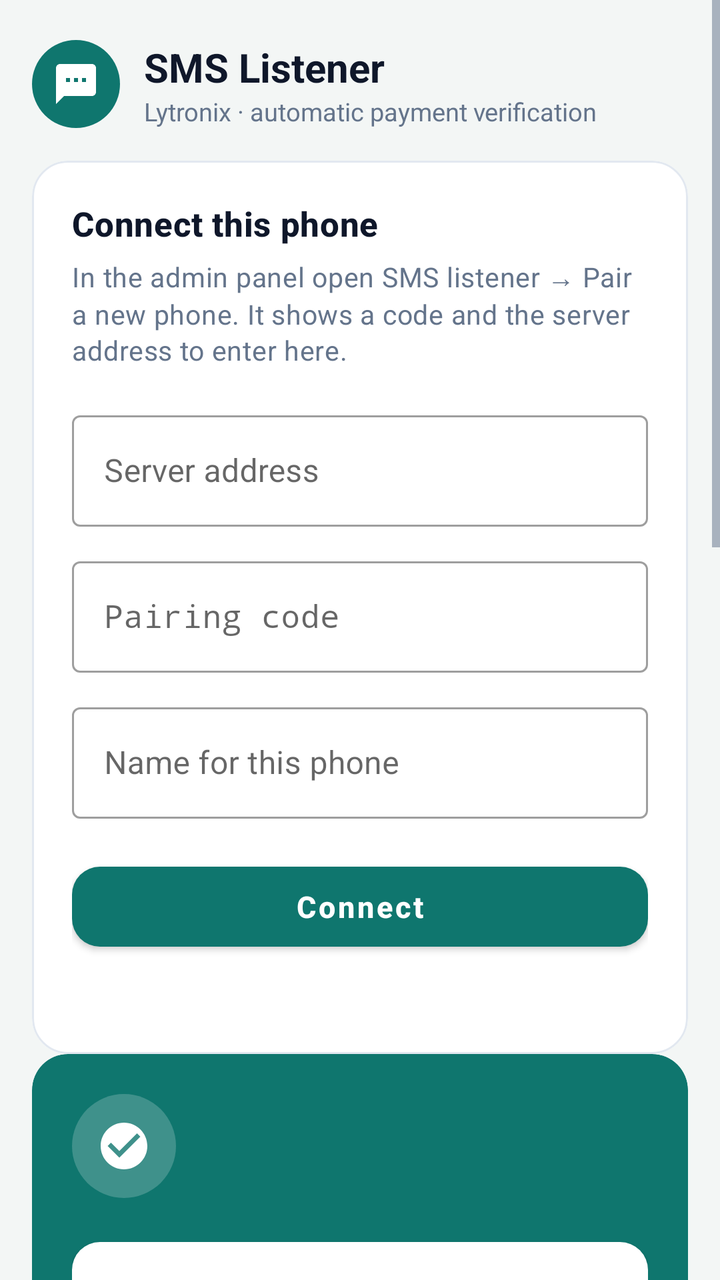
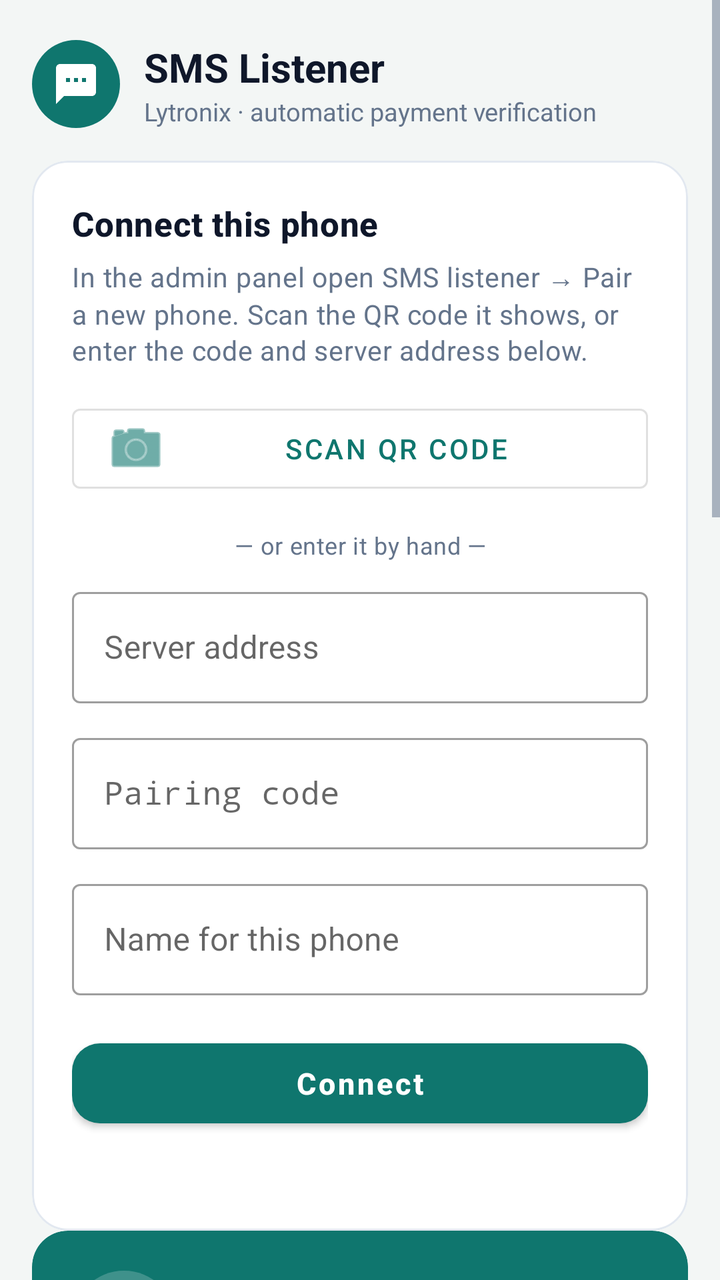

Before-and-after screenshots of an Android layout around one commit, followed by the original layout XML and the change that was made.
<!-- AndroidManifest.xml: application theme Theme.LytronixSms -->
<!-- res/layout/activity_main.xml -->
<?xml version="1.0" encoding="utf-8"?>
<ScrollView xmlns:android="http://schemas.android.com/apk/res/android"
    xmlns:app="http://schemas.android.com/apk/res-auto"
    android:id="@+id/root"
    android:layout_width="match_parent"
    android:layout_height="match_parent"
    android:background="@color/surface"
    android:clipToPadding="false"
    android:fillViewport="true">

    <LinearLayout
        android:layout_width="match_parent"
        android:layout_height="wrap_content"
        android:orientation="vertical"
        android:padding="16dp">

        
        <LinearLayout
            android:layout_width="match_parent"
            android:layout_height="wrap_content"
            android:layout_marginTop="4dp"
            android:layout_marginBottom="16dp"
            android:gravity="center_vertical"
            android:orientation="horizontal">

            <FrameLayout
                android:layout_width="44dp"
                android:layout_height="44dp"
                android:background="@drawable/bg_circle_brand">

                <ImageView
                    android:layout_width="24dp"
                    android:layout_height="24dp"
                    android:layout_gravity="center"
                    android:contentDescription="@null"
                    android:src="@drawable/ic_sms" />
            </FrameLayout>

            <LinearLayout
                android:layout_width="wrap_content"
                android:layout_height="wrap_content"
                android:layout_marginStart="12dp"
                android:orientation="vertical">

                <TextView
                    android:layout_width="wrap_content"
                    android:layout_height="wrap_content"
                    android:text="SMS Listener"
                    android:textColor="@color/ink"
                    android:textSize="20sp"
                    android:textStyle="bold" />

                <TextView
                    android:layout_width="wrap_content"
                    android:layout_height="wrap_content"
                    android:text="Lytronix · automatic payment verification"
                    android:textColor="@color/muted"
                    android:textSize="12.5sp" />
            </LinearLayout>
        </LinearLayout>

        
        <LinearLayout
            android:id="@+id/setupGroup"
            android:layout_width="match_parent"
            android:layout_height="wrap_content"
            android:orientation="vertical">

            <com.google.android.material.card.MaterialCardView
                style="@style/Card"
                android:layout_width="match_parent"
                android:layout_height="wrap_content">

                <LinearLayout
                    android:layout_width="match_parent"
                    android:layout_height="wrap_content"
                    android:orientation="vertical"
                    android:padding="20dp">

                    <TextView
                        style="@style/Title"
                        android:layout_width="wrap_content"
                        android:layout_height="wrap_content"
                        android:text="Connect this phone" />

                    <TextView
                        style="@style/Body"
                        android:layout_width="match_parent"
                        android:layout_height="wrap_content"
                        android:layout_marginTop="6dp"
                        android:text="In the admin panel open SMS listener → Pair a new phone. It shows a code and the server address to enter here." />

                    <com.google.android.material.textfield.TextInputLayout
                        style="@style/Widget.MaterialComponents.TextInputLayout.OutlinedBox"
                        android:layout_width="match_parent"
                        android:layout_height="wrap_content"
                        android:layout_marginTop="18dp"
                        android:hint="Server address">

                        <com.google.android.material.textfield.TextInputEditText
                            android:id="@+id/serverUrl"
                            android:layout_width="match_parent"
                            android:layout_height="wrap_content"
                            android:inputType="textUri" />
                    </com.google.android.material.textfield.TextInputLayout>

                    <com.google.android.material.textfield.TextInputLayout
                        style="@style/Widget.MaterialComponents.TextInputLayout.OutlinedBox"
                        android:layout_width="match_parent"
                        android:layout_height="wrap_content"
                        android:layout_marginTop="12dp"
                        android:hint="Pairing code">

                        <com.google.android.material.textfield.TextInputEditText
                            android:id="@+id/pairCode"
                            android:layout_width="match_parent"
                            android:layout_height="wrap_content"
                            android:fontFamily="monospace"
                            android:inputType="textCapCharacters|textNoSuggestions"
                                                        android:maxLength="12" />
                    </com.google.android.material.textfield.TextInputLayout>

                    <com.google.android.material.textfield.TextInputLayout
                        style="@style/Widget.MaterialComponents.TextInputLayout.OutlinedBox"
                        android:layout_width="match_parent"
                        android:layout_height="wrap_content"
                        android:layout_marginTop="12dp"
                        android:hint="Name for this phone">

                        <com.google.android.material.textfield.TextInputEditText
                            android:id="@+id/deviceName"
                            android:layout_width="match_parent"
                            android:layout_height="wrap_content"
                            android:inputType="text" />
                    </com.google.android.material.textfield.TextInputLayout>

                    <com.google.android.material.button.MaterialButton
                        android:id="@+id/pairButton"
                        style="@style/PrimaryButton"
                        android:layout_width="match_parent"
                        android:layout_height="wrap_content"
                        android:layout_marginTop="18dp"
                        android:text="Connect" />

                    <TextView
                        android:id="@+id/pairMessage"
                        android:layout_width="match_parent"
                        android:layout_height="wrap_content"
                        android:layout_marginTop="10dp"
                        android:textColor="@color/danger"
                        android:textSize="13sp" />
                </LinearLayout>
            </com.google.android.material.card.MaterialCardView>
        </LinearLayout>

        
        <LinearLayout
            android:id="@+id/pairedGroup"
            android:layout_width="match_parent"
            android:layout_height="wrap_content"
            android:orientation="vertical">

            
            <com.google.android.material.card.MaterialCardView
                android:id="@+id/heroCard"
                style="@style/Card"
                android:layout_width="match_parent"
                android:layout_height="wrap_content"
                app:cardBackgroundColor="@color/brand"
                app:strokeWidth="0dp">

                <LinearLayout
                    android:layout_width="match_parent"
                    android:layout_height="wrap_content"
                    android:orientation="vertical"
                    android:padding="20dp">

                    <LinearLayout
                        android:layout_width="match_parent"
                        android:layout_height="wrap_content"
                        android:gravity="center_vertical"
                        android:orientation="horizontal">

                        <FrameLayout
                            android:layout_width="52dp"
                            android:layout_height="52dp"
                            android:background="@drawable/bg_circle_white">

                            <ImageView
                                android:id="@+id/heroIcon"
                                android:layout_width="28dp"
                                android:layout_height="28dp"
                                android:layout_gravity="center"
                                android:contentDescription="@null"
                                android:src="@drawable/ic_check" />
                        </FrameLayout>

                        <LinearLayout
                            android:layout_width="0dp"
                            android:layout_height="wrap_content"
                            android:layout_marginStart="14dp"
                            android:layout_weight="1"
                            android:orientation="vertical">

                            <TextView
                                android:id="@+id/heroTitle"
                                android:layout_width="wrap_content"
                                android:layout_height="wrap_content"
                                android:textColor="@color/white"
                                android:textSize="19sp"
                                android:textStyle="bold" />

                            <TextView
                                android:id="@+id/heroSubtitle"
                                android:layout_width="wrap_content"
                                android:layout_height="wrap_content"
                                android:layout_marginTop="2dp"
                                android:textColor="#D9FFFFFF"
                                android:textSize="13.5sp" />
                        </LinearLayout>
                    </LinearLayout>

                    <com.google.android.material.button.MaterialButton
                        android:id="@+id/heroAction"
                        style="@style/PrimaryButton"
                        android:layout_width="match_parent"
                        android:layout_height="wrap_content"
                        android:layout_marginTop="16dp"
                        android:textColor="@color/ink"
                        app:backgroundTint="@color/white" />
                </LinearLayout>
            </com.google.android.material.card.MaterialCardView>

            
            <LinearLayout
                android:layout_width="match_parent"
                android:layout_height="wrap_content"
                android:layout_marginTop="12dp"
                android:baselineAligned="false"
                android:orientation="horizontal">

                <com.google.android.material.card.MaterialCardView
                    style="@style/Card"
                    android:layout_width="0dp"
                    android:layout_height="match_parent"
                    android:layout_weight="1">

                    <LinearLayout
                        android:layout_width="match_parent"
                        android:layout_height="wrap_content"
                        android:orientation="vertical"
                        android:padding="14dp">

                        <TextView
                            android:id="@+id/statWaiting"
                            android:layout_width="wrap_content"
                            android:layout_height="wrap_content"
                            android:textColor="@color/ink"
                            android:textSize="22sp"
                            android:textStyle="bold" />

                        <TextView
                            android:layout_width="wrap_content"
                            android:layout_height="wrap_content"
                            android:text="Waiting"
                            android:textColor="@color/muted"
                            android:textSize="12sp" />
                    </LinearLayout>
                </com.google.android.material.card.MaterialCardView>

                <com.google.android.material.card.MaterialCardView
                    style="@style/Card"
                    android:layout_width="0dp"
                    android:layout_height="match_parent"
                    android:layout_marginStart="10dp"
                    android:layout_weight="1">

                    <LinearLayout
                        android:layout_width="match_parent"
                        android:layout_height="wrap_content"
                        android:orientation="vertical"
                        android:padding="14dp">

                        <TextView
                            android:id="@+id/statSent"
                            android:layout_width="wrap_content"
                            android:layout_height="wrap_content"
                            android:textColor="@color/ink"
                            android:textSize="22sp"
                            android:textStyle="bold" />

                        <TextView
                            android:layout_width="wrap_content"
                            android:layout_height="wrap_content"
                            android:text="Forwarded"
                            android:textColor="@color/muted"
                            android:textSize="12sp" />
                    </LinearLayout>
                </com.google.android.material.card.MaterialCardView>

                <com.google.android.material.card.MaterialCardView
                    style="@style/Card"
                    android:layout_width="0dp"
                    android:layout_height="match_parent"
                    android:layout_marginStart="10dp"
                    android:layout_weight="1.3">

                    <LinearLayout
                        android:layout_width="match_parent"
                        android:layout_height="wrap_content"
                        android:orientation="vertical"
                        android:padding="14dp">

                        <TextView
                            android:id="@+id/statSync"
                            android:layout_width="wrap_content"
                            android:layout_height="wrap_content"
                            android:textColor="@color/ink"
                            android:textSize="15sp"
                            android:textStyle="bold" />

                        <TextView
                            android:layout_width="wrap_content"
                            android:layout_height="wrap_content"
                            android:layout_marginTop="6dp"
                            android:text="Last sync"
                            android:textColor="@color/muted"
                            android:textSize="12sp" />
                    </LinearLayout>
                </com.google.android.material.card.MaterialCardView>
            </LinearLayout>

            
            <TextView
                style="@style/Title"
                android:layout_width="wrap_content"
                android:layout_height="wrap_content"
                android:layout_marginTop="22dp"
                android:layout_marginBottom="8dp"
                android:text="Health" />

            <com.google.android.material.card.MaterialCardView
                style="@style/Card"
                android:layout_width="match_parent"
                android:layout_height="wrap_content">

                <LinearLayout
                    android:id="@+id/healthContainer"
                    android:layout_width="match_parent"
                    android:layout_height="wrap_content"
                    android:orientation="vertical"
                    android:paddingHorizontal="16dp"
                    android:paddingVertical="6dp" />
            </com.google.android.material.card.MaterialCardView>

            
            <com.google.android.material.card.MaterialCardView
                android:id="@+id/ignoredCard"
                style="@style/Card"
                android:layout_width="match_parent"
                android:layout_height="wrap_content"
                android:layout_marginTop="12dp"
                app:cardBackgroundColor="@color/warn_soft"
                app:strokeWidth="0dp">

                <LinearLayout
                    android:layout_width="match_parent"
                    android:layout_height="wrap_content"
                    android:orientation="vertical"
                    android:padding="16dp">

                    <TextView
                        android:id="@+id/ignoredText"
                        android:layout_width="match_parent"
                        android:layout_height="wrap_content"
                        android:textColor="@color/warn"
                        android:textSize="13.5sp" />

                    <com.google.android.material.button.MaterialButton
                        android:id="@+id/ignoredAdd"
                        style="@style/SoftButton"
                        android:layout_width="wrap_content"
                        android:layout_height="wrap_content"
                        android:layout_marginTop="10dp" />
                </LinearLayout>
            </com.google.android.material.card.MaterialCardView>

            
            <TextView
                style="@style/Title"
                android:layout_width="wrap_content"
                android:layout_height="wrap_content"
                android:layout_marginTop="22dp"
                android:layout_marginBottom="8dp"
                android:text="Forward SMS from" />

            <com.google.android.material.card.MaterialCardView
                style="@style/Card"
                android:layout_width="match_parent"
                android:layout_height="wrap_content">

                <LinearLayout
                    android:layout_width="match_parent"
                    android:layout_height="wrap_content"
                    android:orientation="vertical"
                    android:padding="16dp">

                    <com.google.android.material.chip.ChipGroup
                        android:id="@+id/sendersChips"
                        android:layout_width="match_parent"
                        android:layout_height="wrap_content" />

                    <LinearLayout
                        android:layout_width="match_parent"
                        android:layout_height="wrap_content"
                        android:layout_marginTop="10dp"
                        android:gravity="center_vertical"
                        android:orientation="horizontal">

                        <com.google.android.material.textfield.TextInputLayout
                            style="@style/Widget.MaterialComponents.TextInputLayout.OutlinedBox.Dense"
                            android:layout_width="0dp"
                            android:layout_height="wrap_content"
                            android:layout_weight="1"
                            android:hint="Add a sender name">

                            <com.google.android.material.textfield.TextInputEditText
                                android:id="@+id/newSender"
                                android:layout_width="match_parent"
                                android:layout_height="wrap_content"
                                android:imeOptions="actionDone"
                                android:inputType="text"
                                android:singleLine="true" />
                        </com.google.android.material.textfield.TextInputLayout>

                        <com.google.android.material.button.MaterialButton
                            android:id="@+id/addSender"
                            style="@style/SoftButton"
                            android:layout_width="wrap_content"
                            android:layout_height="wrap_content"
                            android:layout_marginStart="8dp"
                            android:text="Add" />
                    </LinearLayout>

                    <TextView
                        style="@style/Body"
                        android:layout_width="match_parent"
                        android:layout_height="wrap_content"
                        android:layout_marginTop="10dp"
                        android:text="Only messages whose sender name matches exactly are forwarded. Everything else stays private on this phone." />
                </LinearLayout>
            </com.google.android.material.card.MaterialCardView>

            
            <TextView
                style="@style/Title"
                android:layout_width="wrap_content"
                android:layout_height="wrap_content"
                android:layout_marginTop="22dp"
                android:layout_marginBottom="8dp"
                android:text="Test mode" />

            <com.google.android.material.card.MaterialCardView
                style="@style/Card"
                android:layout_width="match_parent"
                android:layout_height="wrap_content">

                <LinearLayout
                    android:layout_width="match_parent"
                    android:layout_height="wrap_content"
                    android:orientation="vertical"
                    android:padding="16dp">

                    <TextView
                        android:id="@+id/testText"
                        style="@style/Body"
                        android:layout_width="match_parent"
                        android:layout_height="wrap_content" />

                    <com.google.android.material.button.MaterialButton
                        android:id="@+id/testButton"
                        style="@style/SoftButton"
                        android:layout_width="wrap_content"
                        android:layout_height="wrap_content"
                        android:layout_marginTop="10dp" />
                </LinearLayout>
            </com.google.android.material.card.MaterialCardView>

            
            <TextView
                style="@style/Title"
                android:layout_width="wrap_content"
                android:layout_height="wrap_content"
                android:layout_marginTop="22dp"
                android:layout_marginBottom="8dp"
                android:text="Recent messages" />

            <com.google.android.material.card.MaterialCardView
                style="@style/Card"
                android:layout_width="match_parent"
                android:layout_height="wrap_content">

                <LinearLayout
                    android:id="@+id/recentContainer"
                    android:layout_width="match_parent"
                    android:layout_height="wrap_content"
                    android:orientation="vertical"
                    android:paddingHorizontal="16dp"
                    android:paddingVertical="6dp" />
            </com.google.android.material.card.MaterialCardView>

            <com.google.android.material.button.MaterialButton
                android:id="@+id/unpair"
                style="@style/DangerText"
                android:layout_width="match_parent"
                android:layout_height="wrap_content"
                android:layout_marginTop="16dp"
                android:text="Unpair this phone" />

            <TextView
                android:id="@+id/versionText"
                android:layout_width="match_parent"
                android:layout_height="wrap_content"
                android:layout_marginTop="4dp"
                android:layout_marginBottom="8dp"
                android:gravity="center"
                android:textColor="@color/muted"
                android:textSize="11.5sp" />
        </LinearLayout>
    </LinearLayout>
</ScrollView>
<!-- resources referenced by this layout -->
<resources>
  <color name="brand">#0F766E</color>
  <color name="danger">#DC2626</color>
  <color name="ink">#0F172A</color>
  <color name="muted">#64748B</color>
  <color name="surface">#F3F6F5</color>
  <color name="warn">#B45309</color>
  <color name="warn_soft">#FEF3C7</color>
  <color name="white">#FFFFFF</color>
  <!-- drawable bg_circle_brand (drawable) -->
  <?xml version="1.0" encoding="utf-8"?>
  <shape xmlns:android="http://schemas.android.com/apk/res/android" android:shape="oval">
      <solid android:color="@color/brand" />
  </shape>
  <!-- drawable bg_circle_white (drawable) -->
  <?xml version="1.0" encoding="utf-8"?>
  <shape xmlns:android="http://schemas.android.com/apk/res/android" android:shape="oval">
      <solid android:color="#33FFFFFF" />
  </shape>
  <!-- drawable ic_check (drawable) -->
  <?xml version="1.0" encoding="utf-8"?>
  <vector xmlns:android="http://schemas.android.com/apk/res/android"
      android:width="24dp"
      android:height="24dp"
      android:viewportWidth="24"
      android:viewportHeight="24">
      <path
          android:fillColor="#FFFFFFFF"
          android:pathData="M12,2C6.48,2 2,6.48 2,12s4.48,10 10,10 10,-4.48 10,-10S17.52,2 12,2zM10,17l-5,-5 1.41,-1.41L10,14.17l7.59,-7.59L19,8l-9,9z" />
  </vector>
  <!-- drawable ic_sms (drawable) -->
  <?xml version="1.0" encoding="utf-8"?>
  <vector xmlns:android="http://schemas.android.com/apk/res/android"
      android:width="24dp"
      android:height="24dp"
      android:viewportWidth="24"
      android:viewportHeight="24">
      <path
          android:fillColor="#FFFFFFFF"
          android:pathData="M20,2H4c-1.1,0 -1.99,0.9 -1.99,2L2,22l4,-4h14c1.1,0 2,-0.9 2,-2V4c0,-1.1 -0.9,-2 -2,-2zM9,11H7V9h2v2zM13,11h-2V9h2v2zM17,11h-2V9h2v2z" />
  </vector>
  <style name="Body" parent="TextAppearance.MaterialComponents.Body2">
          <item name="android:textColor">@color/muted</item>
          <item name="android:textSize">13.5sp</item>
          <item name="android:lineSpacingExtra">2dp</item>
      </style>
  <style name="Card" parent="Widget.MaterialComponents.CardView">
          <item name="cardBackgroundColor">@color/card</item>
          <item name="cardCornerRadius">18dp</item>
          <item name="cardElevation">0dp</item>
          <item name="strokeColor">@color/line</item>
          <item name="strokeWidth">1dp</item>
      </style>
  <style name="DangerText" parent="Widget.MaterialComponents.Button.TextButton">
          <item name="android:textColor">@color/danger</item>
          <item name="android:textAllCaps">false</item>
      </style>
  <style name="PrimaryButton" parent="Widget.MaterialComponents.Button">
          <item name="android:minHeight">52dp</item>
          <item name="cornerRadius">14dp</item>
          <item name="android:textSize">15sp</item>
          <item name="android:textAllCaps">false</item>
          <item name="android:textStyle">bold</item>
          <item name="backgroundTint">@color/brand</item>
      </style>
  <style name="SoftButton" parent="Widget.MaterialComponents.Button.OutlinedButton">
          <item name="android:minHeight">44dp</item>
          <item name="cornerRadius">12dp</item>
          <item name="android:textSize">13.5sp</item>
          <item name="android:textAllCaps">false</item>
          <item name="strokeColor">@color/line</item>
          <item name="android:textColor">@color/brand</item>
      </style>
  <style name="Title" parent="TextAppearance.MaterialComponents.Headline6">
          <item name="android:textColor">@color/ink</item>
          <item name="android:textStyle">bold</item>
          <item name="android:textSize">17sp</item>
      </style>
  <color name="card">#FFFFFF</color>
  <color name="line">#E2E8F0</color>
  <color name="brand_dark">#0B5A54</color>
</resources>

<!-- the commit's change to res/layout/activity_main.xml (unified diff, before → after) -->
@@ -88,13 +88,32 @@
                         android:layout_width="match_parent"
                         android:layout_height="wrap_content"
                         android:layout_marginTop="6dp"
-                        android:text="In the admin panel open SMS listener → Pair a new phone. It shows a code and the server address to enter here." />
+                        android:text="In the admin panel open SMS listener → Pair a new phone. Scan the QR code it shows, or enter the code and server address below." />
+
+                    <com.google.android.material.button.MaterialButton
+                        android:id="@+id/scanQrButton"
+                        style="@style/Widget.MaterialComponents.Button.OutlinedButton"
+                        android:layout_width="match_parent"
+                        android:layout_height="wrap_content"
+                        android:layout_marginTop="14dp"
+                        android:text="Scan QR code"
+                        app:icon="@android:drawable/ic_menu_camera" />
+
+                    <TextView
+                        style="@style/Body"
+                        android:layout_width="match_parent"
+                        android:layout_height="wrap_content"
+                        android:layout_marginTop="14dp"
+                        android:gravity="center"
+                        android:text="— or enter it by hand —"
+                        android:textColor="@color/muted"
+                        android:textSize="12sp" />
 
                     <com.google.android.material.textfield.TextInputLayout
                         style="@style/Widget.MaterialComponents.TextInputLayout.OutlinedBox"
                         android:layout_width="match_parent"
                         android:layout_height="wrap_content"
-                        android:layout_marginTop="18dp"
+                        android:layout_marginTop="10dp"
                         android:hint="Server address">
 
                         <com.google.android.material.textfield.TextInputEditText
